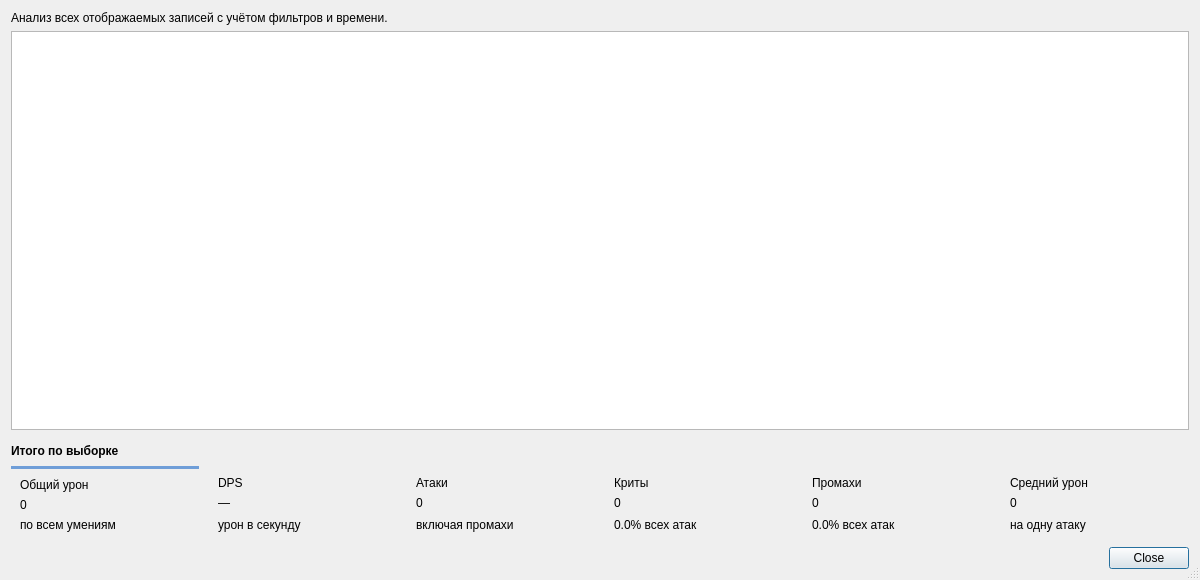
Qt form src/gui/ui/skill_damage_dialog.ui (KolmePro/reva_damage_viewer) before a commit.
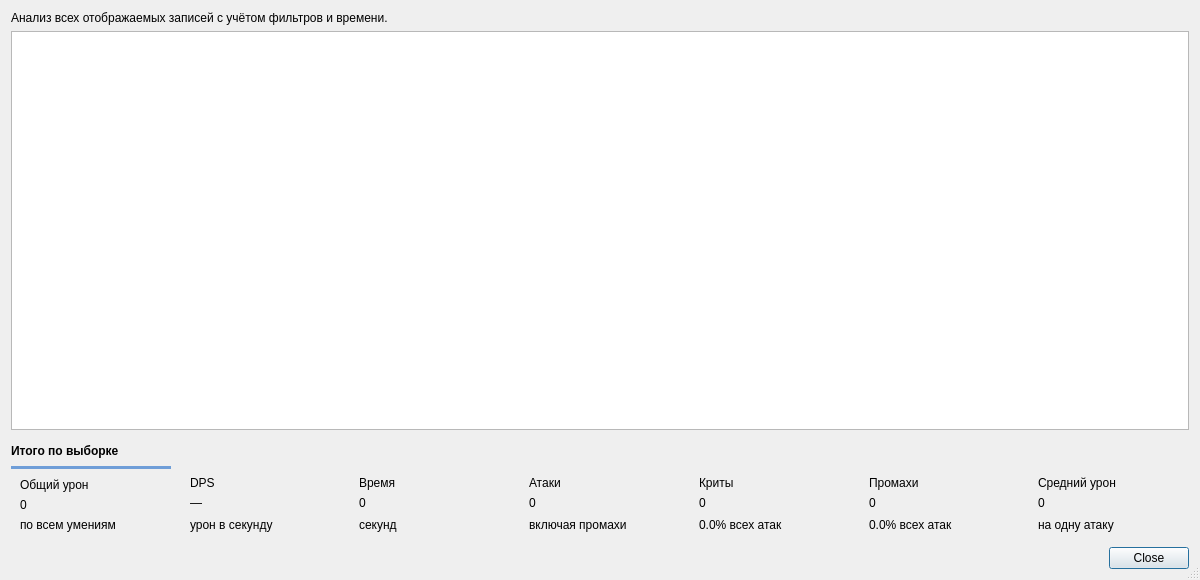
The same form after that commit.

Commit message: Add selected damage duration to analysis summary

```diff
--- a/src/gui/ui/skill_damage_dialog.ui
+++ b/src/gui/ui/skill_damage_dialog.ui
@@ -48,7 +48,7 @@
        <property name="wordWrap"><bool>true</bool></property>
       </widget></item>
       <item>
-       <layout class="QHBoxLayout" name="summary_cards_layout" stretch="1,1,1,1,1,1">
+       <layout class="QHBoxLayout" name="summary_cards_layout" stretch="1,1,1,1,1,1,1">
         <property name="spacing"><number>10</number></property>
         <item><widget class="QFrame" name="total_damage_card">
          <property name="summaryCard" stdset="0"><bool>true</bool></property>
@@ -67,6 +67,15 @@
           <item><widget class="QLabel" name="total_dps_detail"><property name="text"><string>урон в секунду</string></property><property name="summaryRole" stdset="0"><string notr="true">detail</string></property></widget></item>
          </layout>
         </widget></item>
+        <item><widget class="QFrame" name="total_duration_card">
+         <property name="summaryCard" stdset="0"><bool>true</bool></property>
+         <property name="toolTip"><string>Интервал между первой и последней записью урона в выборке. Это время используется для расчёта DPS.</string></property>
+         <layout class="QVBoxLayout" name="total_duration_layout">
+          <item><widget class="QLabel" name="total_duration_title"><property name="text"><string>Время</string></property></widget></item>
+          <item><widget class="QLabel" name="total_duration_value"><property name="text"><string>0</string></property><property name="summaryRole" stdset="0"><string notr="true">value</string></property><property name="textInteractionFlags"><set>Qt::TextSelectableByMouse</set></property></widget></item>
+          <item><widget class="QLabel" name="total_duration_detail"><property name="text"><string>секунд</string></property><property name="summaryRole" stdset="0"><string notr="true">detail</string></property></widget></item>
+         </layout>
+        </widget></item>
         <item><widget class="QFrame" name="total_attacks_card">
          <property name="summaryCard" stdset="0"><bool>true</bool></property>
          <layout class="QVBoxLayout" name="total_attacks_layout">
```
The commit also changes 4 other files.
